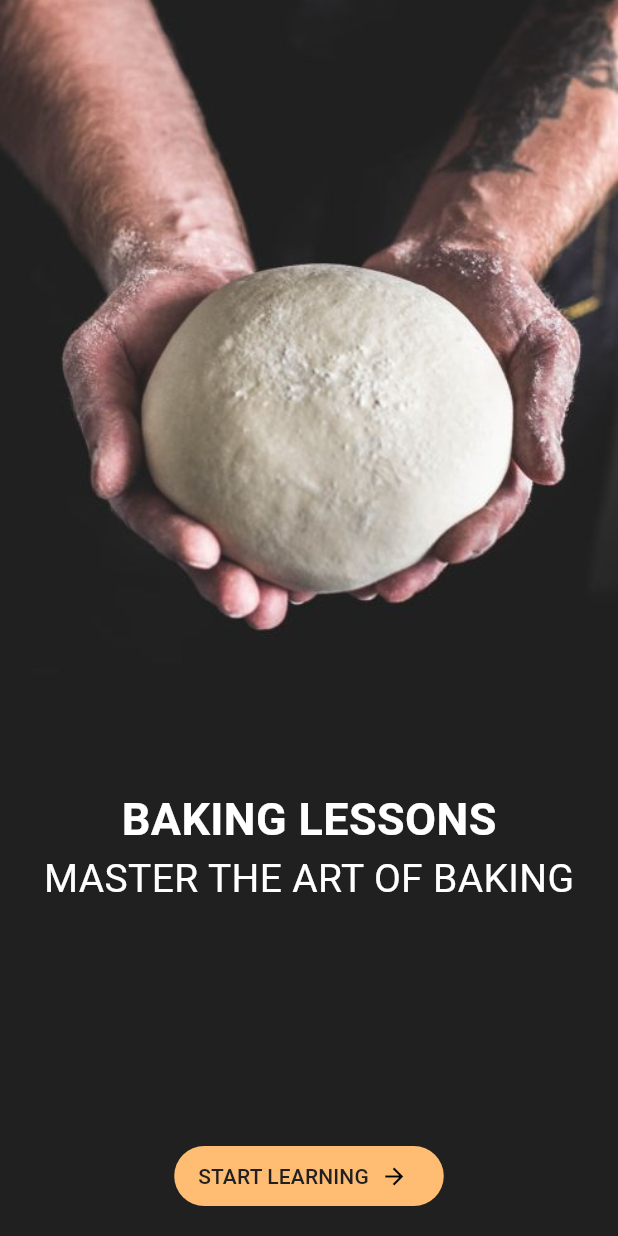
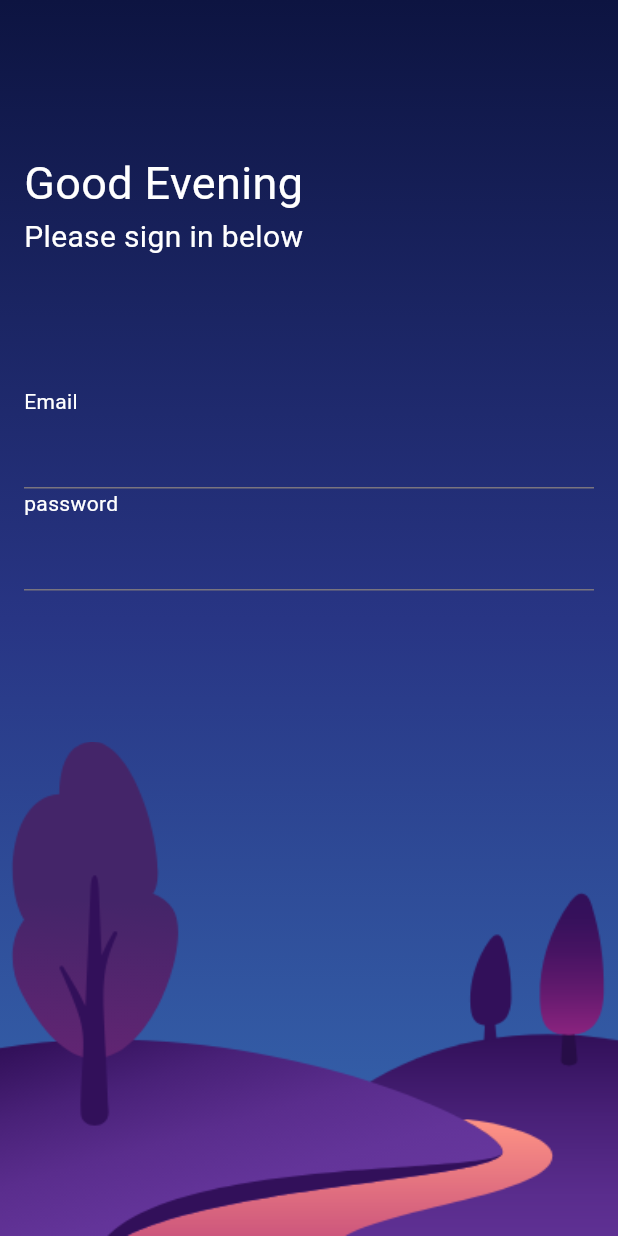
Before and after one commit to 6631501194-cmd/flutter_course, a Flutter app: the screen it shows after launch, on a phone screen of 412 x 824 dp. Run offline on Flutter 3.47's test engine with Material 3 defaults, Android fonts, the phone set to English and light mode, and no system bars.

Commit message:
Add dynamic login design

```diff
--- a/lib/main.dart
+++ b/lib/main.dart
@@ -2,7 +2,8 @@ import 'package:flutter/material.dart';
 import 'package:flutter_course/week06/baker_demo.dart';
 import 'package:flutter_course/week06/button_demo.dart';
 import 'package:flutter_course/week06/image_demo.dart';
+import 'package:flutter_course/week06/login_dynamic.dart';
 
 void main() {
-  runApp(MaterialApp(debugShowCheckedModeBanner: false, home: BakerDemo()));
+  runApp(MaterialApp(debugShowCheckedModeBanner: false, home: LoginDynamic()));
 }
--- /dev/null
+++ b/lib/week06/login_dynamic.dart
@@ -0,0 +1,88 @@
+import 'package:flutter/material.dart';
+
+class LoginDynamic extends StatefulWidget {
+  const LoginDynamic({super.key});
+
+  @override
+  State<LoginDynamic> createState() => _LoginDynamicState();
+}
+
+class _LoginDynamicState extends State<LoginDynamic> {
+  @override
+  Widget build(BuildContext context) {
+    List<Color> darkBgColors = [
+      const Color(0xFF0D1441),
+      const Color(0xFF283584),
+      const Color(0xFF376AB2),
+    ];
+
+    List<Color> lightBgColors = [
+      const Color(0xFF8C2480),
+      const Color(0xFFCE587D),
+      const Color(0xFFFF9485),
+    ];
+
+    Size size = MediaQuery.of(context).size;
+    DateTime now = DateTime.now();
+
+    return Scaffold(
+      body: Container(
+        width: size.width,
+        height: size.height,
+        decoration: BoxDecoration(
+          gradient: LinearGradient(
+            colors: now.hour < 10 ? lightBgColors : darkBgColors,
+            begin: Alignment.topCenter,
+            end: Alignment.bottomCenter,
+          ),
+        ),
+        child: SafeArea(
+          child: Column(
+            crossAxisAlignment: CrossAxisAlignment.stretch,
+            children: [
+              Expanded(
+                flex: 6,
+                child: Padding(
+                  padding: const EdgeInsets.all(16),
+                  child: Column(
+                    crossAxisAlignment: CrossAxisAlignment.start,
+                    children: [
+                      Spacer(),
+                      Text(
+                        now.hour < 10 ? "Good Morning" : "Good Evening",
+                        style: TextStyle(color: Colors.white, fontSize: 30),
+                      ),
+                      Text(
+                        "Please sign in below",
+                        style: TextStyle(color: Colors.white, fontSize: 20),
+                      ),
+                      Spacer(),
+                      Text(
+                        "Email",
+                        style: TextStyle(color: Colors.white, fontSize: 14),
+                      ),
+                      TextField(),
+                      Text(
+                        "password",
+                        style: TextStyle(color: Colors.white, fontSize: 14),
+                      ),
+                      TextField(),
+                      Spacer(),
+                    ],
+                  ),
+                ),
+              ),
+              Expanded(
+                flex: 4,
+                child: Image.asset(
+                  'assets1/images/landscape.png',
+                  fit: BoxFit.fill,
+                ),
+              ),
+            ],
+          ),
+        ),
+      ),
+    );
+  }
+}
--- a/pubspec.yaml
+++ b/pubspec.yaml
@@ -61,6 +61,7 @@ flutter:
   assets:
     - assets1/images/sky.jpg
     - assets1/images/baking.jpg
+    - assets1/images/landscape.png
   #   - images/a_dot_ham.jpeg
 
   # An image asset can refer to one or more resolution-specific "variants", see
```
